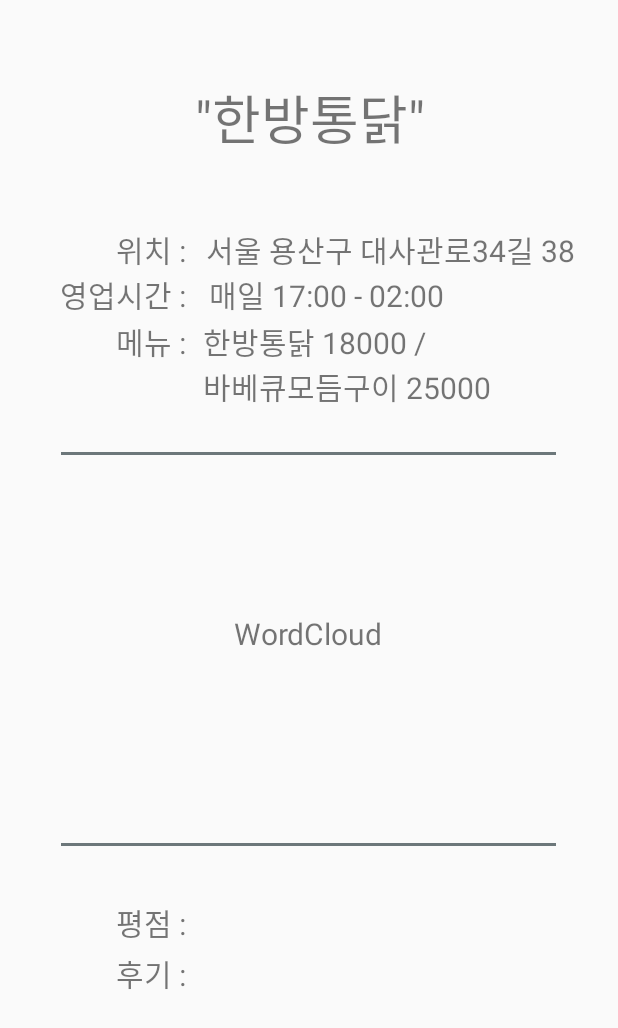
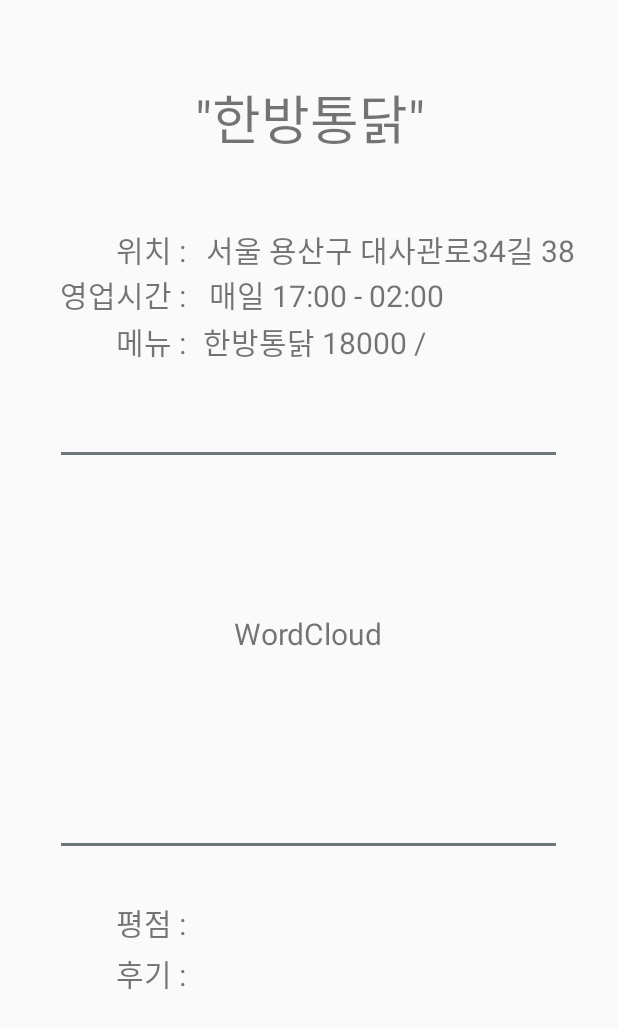
Before and after one commit to kkw01234/ARea, an Android app: the layout activity_recommendlist_2.xml on its own in the app's theme, with its tools: preview values and no code run, on a phone screen of 412 x 824 dp. Shown: the top 1028 px of the screen. Run offline under Robolectric (Android 15) with nearby library versions, the phone set to English and light mode, and no system bars.

```diff
--- a/Android/app/src/main/AndroidManifest.xml
+++ b/Android/app/src/main/AndroidManifest.xml
@@ -15,7 +15,7 @@
     <uses-permission android:name="android.permission.ACCESS_COARSE_LOCATION" />
 
     <application
-        android:allowBackup="true"
+        android:allowBackup="false"
         android:icon="@mipmap/ic_launcher"
         android:label="@string/app_name"
         android:supportsRtl="true"
@@ -30,7 +30,7 @@
         <activity android:name=".Recommend.RecommendActivity" />
         <activity android:name=".Write.WrittenActivity" />
         <activity android:name=".Write.WriteActivity" />
-        <activity android:name=".Recommend.recommendlist_2" />
+        <activity android:name=".Recommend.Recommendlist_2Activity" />
         <activity android:name=".Main.Mypage" />
         <activity android:name=".Login.Join" />
         <activity android:name=".Login.Login" />
--- a/Android/app/src/main/java/kr/co/area/hashtag/Recommend/DetailRecommendActivity.java
+++ b/Android/app/src/main/java/kr/co/area/hashtag/Recommend/DetailRecommendActivity.java
@@ -20,7 +20,7 @@ public class DetailRecommendActivity extends AppCompatActivity {
             public void onClick(View view) {
 
                 Intent intent = new Intent(
-                        getApplicationContext(), recommendlist_2.class); // 다음 넘어갈 클래스 지정
+                        getApplicationContext(), Recommendlist_2Activity.class); // 다음 넘어갈 클래스 지정
                         startActivity(intent); // 다음 화면으로 넘어가기
             }
         });
--- a/Android/app/src/main/res/layout/activity_recommendlist_2.xml
+++ b/Android/app/src/main/res/layout/activity_recommendlist_2.xml
@@ -4,7 +4,7 @@
     xmlns:tools="http://schemas.android.com/tools"
     android:layout_width="match_parent"
     android:layout_height="match_parent"
-    tools:context=".Recommend.recommendlist_2">
+    tools:context=".Recommend.Recommendlist_2Activity">
 
     <View
         android:id="@+id/view3"
@@ -44,14 +44,12 @@
         app:layout_constraintVertical_bias="0.687" />
 
     <TextView
-        android:id="@+id/가게이름"
+        android:id="@+id/place_name"
         android:layout_width="wrap_content"
         android:layout_height="wrap_content"
         android:layout_marginStart="8dp"
-        android:layout_marginLeft="8dp"
         android:layout_marginTop="8dp"
         android:layout_marginEnd="8dp"
-        android:layout_marginRight="8dp"
         android:layout_marginBottom="8dp"
         android:text='"한방통닭"'
         android:textSize="35sp"
@@ -101,14 +99,12 @@
         app:layout_constraintVertical_bias="0.223" />
 
     <TextView
-        android:id="@+id/textView18"
+        android:id="@+id/place_address_text"
         android:layout_width="wrap_content"
         android:layout_height="wrap_content"
         android:layout_marginStart="8dp"
-        android:layout_marginLeft="8dp"
         android:layout_marginTop="8dp"
         android:layout_marginEnd="8dp"
-        android:layout_marginRight="8dp"
         android:layout_marginBottom="8dp"
         android:text="위치 :"
         android:textSize="20sp"
@@ -139,14 +135,12 @@
         app:layout_constraintVertical_bias="0.513" />
 
     <TextView
-        android:id="@+id/textView25"
+        android:id="@+id/place_recommend_text"
         android:layout_width="wrap_content"
         android:layout_height="wrap_content"
         android:layout_marginStart="8dp"
-        android:layout_marginLeft="8dp"
         android:layout_marginTop="8dp"
         android:layout_marginEnd="8dp"
-        android:layout_marginRight="8dp"
         android:layout_marginBottom="8dp"
         android:text="후기 :"
         android:textSize="20sp"
@@ -158,14 +152,12 @@
         app:layout_constraintVertical_bias="0.805" />
 
     <TextView
-        android:id="@+id/textView24"
+        android:id="@+id/place_star_text"
         android:layout_width="wrap_content"
         android:layout_height="wrap_content"
         android:layout_marginStart="8dp"
-        android:layout_marginLeft="8dp"
         android:layout_marginTop="8dp"
         android:layout_marginEnd="8dp"
-        android:layout_marginRight="8dp"
         android:layout_marginBottom="8dp"
         android:text="평점 :"
         android:textSize="20sp"
@@ -177,33 +169,12 @@
         app:layout_constraintVertical_bias="0.761" />
 
     <TextView
-        android:id="@+id/textView17"
+        android:id="@+id/place_price"
         android:layout_width="wrap_content"
         android:layout_height="wrap_content"
         android:layout_marginStart="8dp"
-        android:layout_marginLeft="8dp"
         android:layout_marginTop="8dp"
         android:layout_marginEnd="8dp"
-        android:layout_marginRight="8dp"
-        android:layout_marginBottom="8dp"
-        android:text="바베큐모듬구이 25000 "
-        android:textSize="20sp"
-        app:layout_constraintBottom_toBottomOf="parent"
-        app:layout_constraintEnd_toEndOf="parent"
-        app:layout_constraintHorizontal_bias="0.64"
-        app:layout_constraintStart_toStartOf="parent"
-        app:layout_constraintTop_toTopOf="parent"
-        app:layout_constraintVertical_bias="0.302" />
-
-    <TextView
-        android:id="@+id/textView22"
-        android:layout_width="wrap_content"
-        android:layout_height="wrap_content"
-        android:layout_marginStart="8dp"
-        android:layout_marginLeft="8dp"
-        android:layout_marginTop="8dp"
-        android:layout_marginEnd="8dp"
-        android:layout_marginRight="8dp"
         android:layout_marginBottom="8dp"
         android:text="한방통닭 18000 / "
         android:textSize="20sp"
@@ -215,14 +186,12 @@
         app:layout_constraintVertical_bias="0.263" />
 
     <TextView
-        android:id="@+id/textView21"
+        android:id="@+id/place_time"
         android:layout_width="wrap_content"
         android:layout_height="wrap_content"
         android:layout_marginStart="8dp"
-        android:layout_marginLeft="8dp"
         android:layout_marginTop="8dp"
         android:layout_marginEnd="8dp"
-        android:layout_marginRight="8dp"
         android:layout_marginBottom="8dp"
         android:text="매일 17:00 - 02:00"
         android:textSize="20sp"
@@ -234,14 +203,12 @@
         app:layout_constraintVertical_bias="0.223" />
 
     <TextView
-        android:id="@+id/textView19"
+        android:id="@+id/place_address"
         android:layout_width="wrap_content"
         android:layout_height="wrap_content"
         android:layout_marginStart="8dp"
-        android:layout_marginLeft="8dp"
         android:layout_marginTop="8dp"
         android:layout_marginEnd="8dp"
-        android:layout_marginRight="8dp"
         android:layout_marginBottom="8dp"
         android:text="서울 용산구 대사관로34길 38"
         android:textSize="20sp"
```
Also changed, not shown: Android/app/build.gradle (+3 -4 lines), Android/app/src/main/java/kr/co/area/hashtag/Map/GoogleMapsActivity.java (+95 -10 lines), Android/app/src/main/java/kr/co/area/hashtag/Recommend/Recommendlist_2Activity.java (added, +38 -0 lines), Android/app/src/main/java/kr/co/area/hashtag/Recommend/recommendlist_2.java (deleted, +0 -21 lines).
